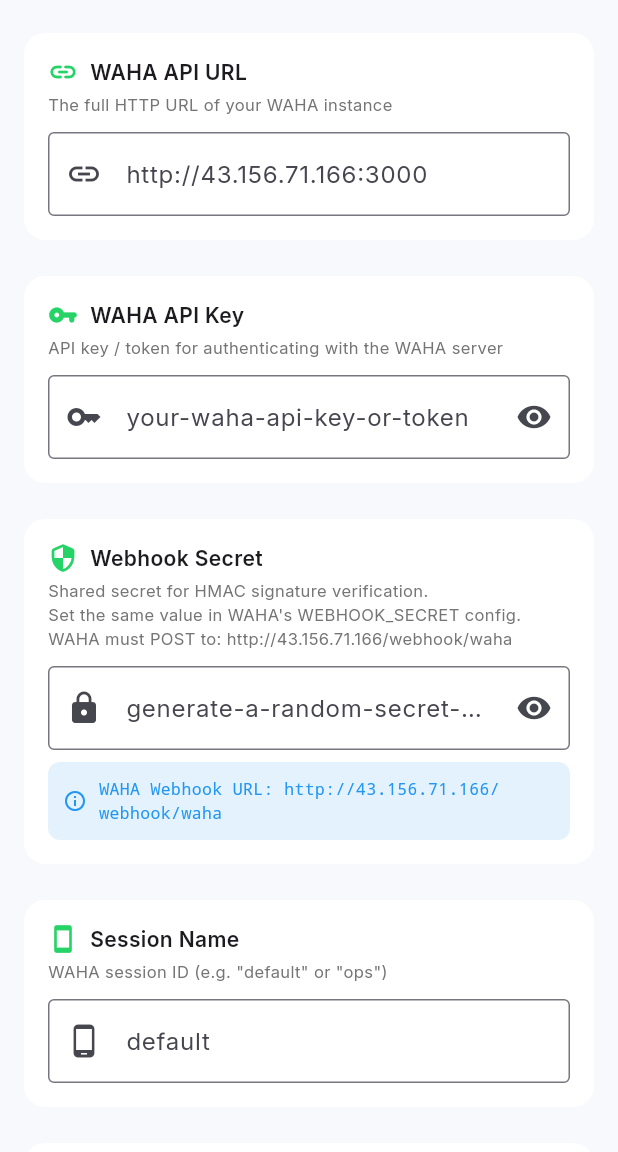
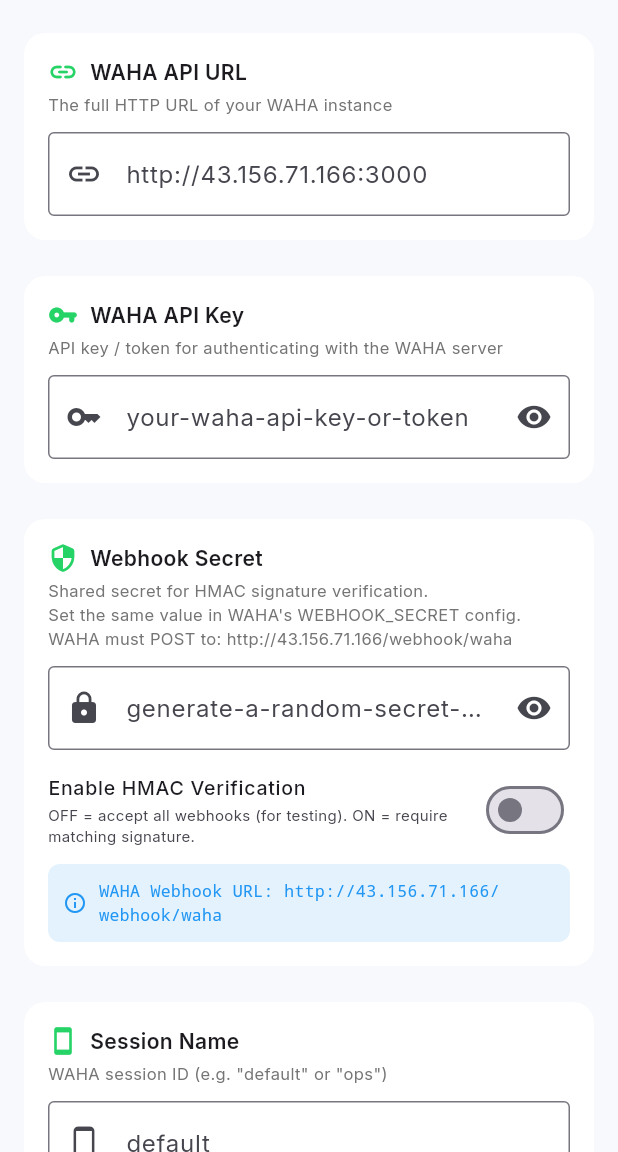
Before and after one commit to KaryaPutraS/docmind, a Flutter app: the WahaSettingsScreen screen opened directly, on a phone screen of 412 x 824 dp, the part 84-1236 px from its top. Run offline on Flutter 3.47's test engine with Material 3 defaults, Android fonts, the phone set to English and light mode, and no system bars; our stand-ins replace dio, flutter_riverpod, google_fonts, pretty_dio_logger, timeago; network calls fail.

Commit message:
fix: HMAC toggle in settings — disable for testing, enable for production
- Backend: _verify_signature() now checks waha_hmac_enabled first
- Backend: add waha_hmac_enabled field to settings_store.py defaults
- Frontend: add HMAC toggle switch in WAHA Settings screen
- Frontend: add wahaHmacEnabled to settings_model.dart

Root cause: user had set secret='12345678' which enabled HMAC, but WAHA wasn't sending matching signature → all webhooks got 401. Now user can toggle OFF for testing.

```diff
--- a/frontend/lib/models/settings_model.dart
+++ b/frontend/lib/models/settings_model.dart
@@ -15,6 +15,7 @@
   final String wahaApiUrl;
   final String wahaApiKey;
   final String wahaWebhookSecret;
+  final bool wahaHmacEnabled;
   final String wahaSession;
   final int wahaPollingIntervalSeconds;
   final List<String> wahaGroupWhitelist;
@@ -40,6 +41,7 @@
     required this.wahaApiUrl,
     required this.wahaApiKey,
     required this.wahaWebhookSecret,
+    required this.wahaHmacEnabled,
     required this.wahaSession,
     required this.wahaPollingIntervalSeconds,
     required this.wahaGroupWhitelist,
@@ -64,6 +66,7 @@
       wahaApiUrl: json['waha_api_url'] as String? ?? '',
       wahaApiKey: json['...ey'] as String? ?? '',
       wahaWebhookSecret: json['waha_webhook_secret'] as String? ?? '',
+      wahaHmacEnabled: json['waha_hmac_enabled'] as bool? ?? false,
       wahaSession: json['waha_session'] as String? ?? 'default',
       wahaPollingIntervalSeconds:
           json['waha_polling_interval_seconds'] as int? ?? 30,
@@ -104,6 +107,7 @@
       'waha_api_url': wahaApiUrl,
       'waha_api_key': wahaApiKey,
       'waha_webhook_secret': wahaWebhookSecret,
+      'waha_hmac_enabled': wahaHmacEnabled,
       'waha_session': wahaSession,
       'waha_polling_interval_seconds': wahaPollingIntervalSeconds,
       'waha_group_whitelist': wahaGroupWhitelist,
--- a/frontend/lib/screens/settings/waha_settings_screen.dart
+++ b/frontend/lib/screens/settings/waha_settings_screen.dart
@@ -25,6 +25,7 @@
   late TextEditingController _whitelistCtrl;
   bool _apiKeyVisible = false;
   bool _webhookSecretVisible = false;
+  bool _hmacEnabled = false;
   bool _saving = false;
 
   @override
@@ -44,6 +45,7 @@
           _apiUrlCtrl.text = s.wahaApiUrl;
           _apiKeyCtrl.text = s.wahaApiKey;
           _webhookSecretCtrl.text = s.wahaWebhookSecret;
+          _hmacEnabled = s.wahaHmacEnabled;
           _sessionCtrl.text = s.wahaSession;
           _pollingCtrl.text = s.wahaPollingIntervalSeconds.toString();
           _whitelistCtrl.text = s.wahaGroupWhitelist.join(', ');
@@ -73,6 +75,7 @@
         'waha_api_url': _apiUrlCtrl.text.trim(),
         'waha_api_key': _apiKeyCtrl.text.trim(),
         'waha_webhook_secret': _webhookSecretCtrl.text.trim(),
+        'waha_hmac_enabled': _hmacEnabled,
         'waha_session': _sessionCtrl.text.trim(),
         'waha_polling_interval_seconds':
             int.parse(_pollingCtrl.text.trim()),
@@ -214,6 +217,21 @@
                     },
                   ),
                   const SizedBox(height: 8),
+                  // HMAC Enable/Disable Toggle
+                  SwitchListTile(
+                    contentPadding: EdgeInsets.zero,
+                    title: const Text('Enable HMAC Verification',
+                        style: TextStyle(fontSize: 13, fontWeight: FontWeight.w500)),
+                    subtitle: const Text(
+                      'OFF = accept all webhooks (for testing). ON = require matching signature.',
+                      style: TextStyle(fontSize: 10),
+                    ),
+                    value: _hmacEnabled,
+                    activeColor: const Color(0xFF25D366),
+                    dense: true,
+                    onChanged: (val) => setState(() => _hmacEnabled = val),
+                  ),
+                  const SizedBox(height: 4),
                   Container(
                     padding: const EdgeInsets.all(10),
                     decoration: BoxDecoration(
```
Also changed, not shown: 2 other files.
